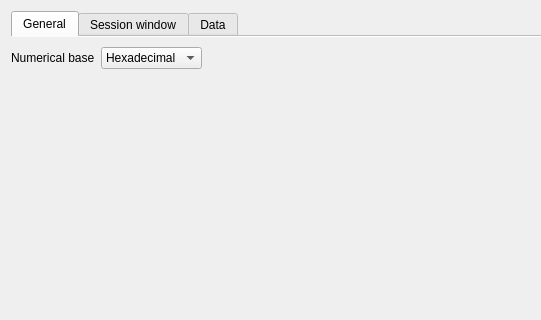
grodansparadis/vscp-works-qt, file src/cdlgmainsettings.ui: the form before one commit; both pictures show x 0 to 541 and y 0 to 320 of the 772 by 474 pixel window.
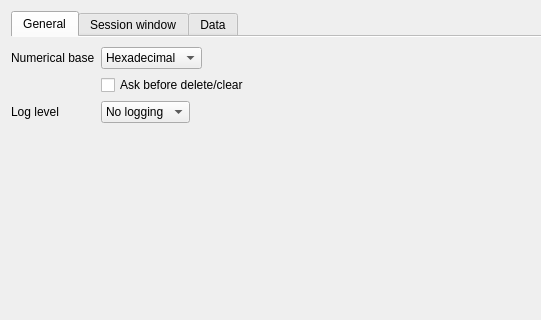
The form after the commit. The open tabs and pages were chosen to show the change.

The edit to the form file:
```diff
--- a/src/cdlgmainsettings.ui
+++ b/src/cdlgmainsettings.ui
@@ -98,6 +98,72 @@
           </item>
          </widget>
         </item>
+        <item row="1" column="1">
+         <widget class="QCheckBox" name="chkAskOnDelete">
+          <property name="toolTip">
+           <string>Connect to client when session is opened</string>
+          </property>
+          <property name="statusTip">
+           <string>Confirm needed when events are cleared etc</string>
+          </property>
+          <property name="text">
+           <string>Ask before delete/clear</string>
+          </property>
+         </widget>
+        </item>
+        <item row="2" column="0">
+         <widget class="QLabel" name="label_12">
+          <property name="text">
+           <string>Log level</string>
+          </property>
+          <property name="buddy">
+           <cstring>comboNumberBase</cstring>
+          </property>
+         </widget>
+        </item>
+        <item row="2" column="1">
+         <widget class="QComboBox" name="comboLogLevel">
+          <property name="sizePolicy">
+           <sizepolicy hsizetype="Fixed" vsizetype="Fixed">
+            <horstretch>0</horstretch>
+            <verstretch>0</verstretch>
+           </sizepolicy>
+          </property>
+          <item>
+           <property name="text">
+            <string>No logging</string>
+           </property>
+          </item>
+          <item>
+           <property name="text">
+            <string>Errors</string>
+           </property>
+          </item>
+          <item>
+           <property name="text">
+            <string>Information</string>
+           </property>
+          </item>
+          <item>
+           <property name="text">
+            <string>Debug</string>
+           </property>
+          </item>
+         </widget>
+        </item>
+        <item row="3" column="1">
+         <spacer name="verticalSpacer_2">
+          <property name="orientation">
+           <enum>Qt::Vertical</enum>
+          </property>
+          <property name="sizeHint" stdset="0">
+           <size>
+            <width>20</width>
+            <height>40</height>
+           </size>
+          </property>
+         </spacer>
+        </item>
        </layout>
       </widget>
      </widget>
@@ -252,19 +318,6 @@
          </widget>
         </item>
         <item row="6" column="1">
-         <widget class="QCheckBox" name="chkAskOnDelete">
-          <property name="toolTip">
-           <string>Connect to client when session is opened</string>
-          </property>
-          <property name="statusTip">
-           <string>Confirm needed when events are cleared etc</string>
-          </property>
-          <property name="text">
-           <string>Ask on delete/clear</string>
-          </property>
-         </widget>
-        </item>
-        <item row="7" column="1">
          <spacer name="verticalSpacer">
           <property name="orientation">
            <enum>Qt::Vertical</enum>
```
Left out of the diff: 4 changed lines with no effect on the pictures.
